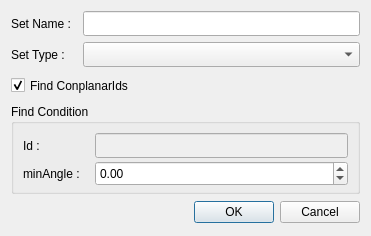
Above: Code/MainWidgets/DialogCreateSet.ui from XinweiHsu/FastCAE_Ubuntu20 before the change. Below: the same form after it.
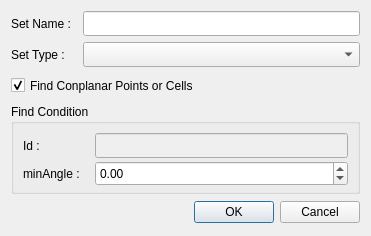
That is the form after the change.

```diff
--- a/Code/MainWidgets/DialogCreateSet.ui
+++ b/Code/MainWidgets/DialogCreateSet.ui
@@ -130,7 +130,7 @@
       <string/>
      </property>
      <property name="text">
-      <string>Find ConplanarIds</string>
+      <string>Find Conplanar Points or Cells</string>
      </property>
      <property name="checked">
       <bool>true</bool>
```
